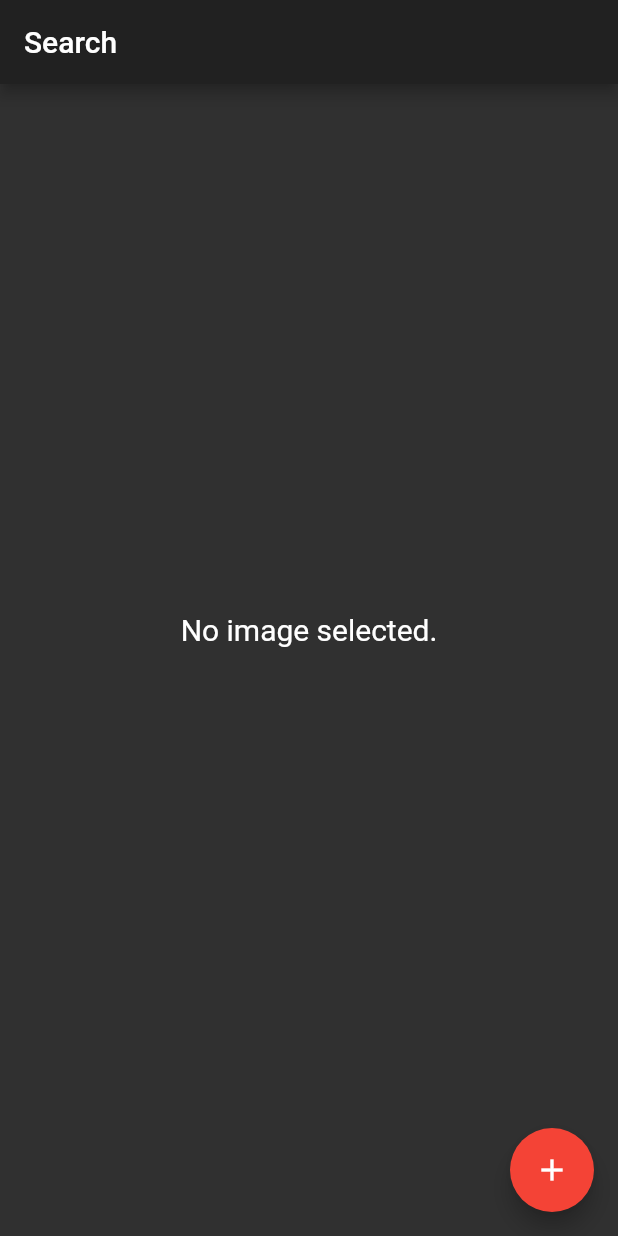
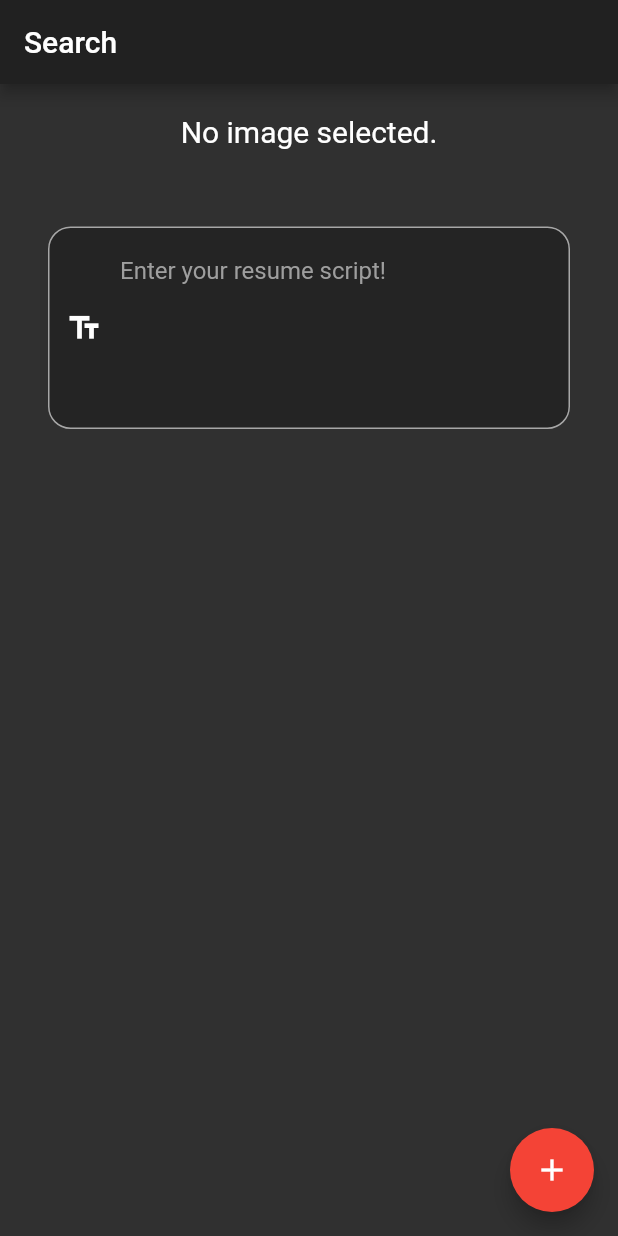
Before and after one commit to sayannath/Flutter-OCR, a Flutter app: the screen it shows after launch, on a phone screen of 412 x 824 dp. Run offline on Flutter 3.47's test engine with Material 2 defaults, Android fonts, the phone set to English and light mode, and no system bars; our stand-ins replace firebase_core, image_picker; missing offline and left inert: firebase_ml_vision; accounts and stored records are empty.

Commit message:
added text field & imporved visibility widgets

```diff
--- a/lib/views/homePage.dart
+++ b/lib/views/homePage.dart
@@ -13,11 +13,9 @@ class HomePage extends StatefulWidget {
 class _HomePageState extends State<HomePage> {
   File _image;
   final picker = ImagePicker();
-  String w = "";
 
   Future getImage() async {
     final pickedFile = await picker.getImage(source: ImageSource.camera);
-
     setState(() {
       if (pickedFile != null) {
         _image = File(pickedFile.path);
@@ -27,25 +25,28 @@ class _HomePageState extends State<HomePage> {
     });
   }
 
+  TextEditingController script = TextEditingController();
+
   Future readText(File image) async {
     FirebaseVisionImage ourImage = FirebaseVisionImage.fromFile(image);
     TextRecognizer recognizeText = FirebaseVision.instance.textRecognizer();
     VisionText readText = await recognizeText.processImage(ourImage);
-
+    script.clear();
     for (TextBlock block in readText.blocks) {
       for (TextLine line in block.lines) {
         for (TextElement word in line.elements) {
           setState(() {
-            w = w + " " + word.text;
+            script.text = script.text + " " + word.text;
           });
         }
-        w = w + '\n';
+        script.text = script.text + '\n';
       }
     }
+    setState(() {});
   }
 
   _launchURL(String text) async {
-    var url = 'https://www.google.com/search?q=$text';
+    var url = 'https://www.google.com/search?q=$text&tbm=isch';
     if (await canLaunch(url)) {
       await launch(url);
     } else {
@@ -64,7 +65,8 @@ class _HomePageState extends State<HomePage> {
         child: Icon(Icons.add, color: Colors.white),
         onPressed: () async {
           setState(() {
-            w="";
+            script.clear();
+          _image = null;
           });
           await getImage();
         },
@@ -72,10 +74,12 @@ class _HomePageState extends State<HomePage> {
       body: Container(
         height: MediaQuery.of(context).size.height,
         width: MediaQuery.of(context).size.width,
+        child: SingleChildScrollView(
           child: Column(
             mainAxisAlignment: MainAxisAlignment.center,
             crossAxisAlignment: CrossAxisAlignment.center,
             children: [
+              SizedBox(height: 20),
               _image == null
                   ? Text(
                       'No image selected.',
@@ -84,7 +88,7 @@ class _HomePageState extends State<HomePage> {
                   : Container(height: 300, width: 300, child: Image.file(_image)),
               SizedBox(height: 20),
               Visibility(
-              visible: _image == null ? false : true,
+                visible: _image == null && script.text.length == 0 ? false : true,
                 child: SizedBox(
                   width: 200,
                   child: RaisedButton(
@@ -99,14 +103,50 @@ class _HomePageState extends State<HomePage> {
                   ),
                 ),
               ),
+              script.text != null
+                  ? Padding(
+                    padding: const EdgeInsets.all(32.0),
+                    child: TextFormField(
+                        controller: script,
+                        minLines: 5,
+                        maxLines: 100,
+                        style: TextStyle(color: Colors.white, fontSize: 16),
+                        onChanged: (val) {
+                          setState(() {});
+                        },
+                        decoration: InputDecoration(
+                          prefixIcon: Icon(Icons.text_fields, color: Colors.white),
+                          focusColor: Colors.black26,
+                          fillColor: Colors.black26,
+                          filled: true,
+                          hintText: "Enter your resume script!",
+                          hintStyle: TextStyle(color: Colors.grey),
+                          enabledBorder: OutlineInputBorder(
+                            borderRadius: BorderRadius.circular(15),
+                            borderSide: BorderSide(
+                              color: Colors.white60,
+                              width: 1.0,
+                            ),
+                          ),
+                          focusedBorder: OutlineInputBorder(
+                            borderRadius: BorderRadius.circular(15),
+                            borderSide: BorderSide(
+                              color: Colors.white60,
+                              width: 4.0,
+                            ),
+                          ),
+                        ),
+                      ),
+                  )
+                  : Text("No Text found"),
               SizedBox(height: 20),
               Visibility(
-              visible: _image == null ? false : true,
+                visible: _image == null && script.text.length == 0 ? false : true,
                 child: SizedBox(
                   width: 200,
                   child: RaisedButton(
                     onPressed: () {
-                    _launchURL(w);
+                      _launchURL(script.text);
                     },
                     shape: RoundedRectangleBorder(
                         borderRadius: BorderRadius.circular(25)),
@@ -115,8 +155,10 @@ class _HomePageState extends State<HomePage> {
                     child: Text("Search"),
                   ),
                 ),
-            )
+              ),
+              SizedBox(height: 20),
             ],
+          ),
         ),
       ),
     );
```
Also changed, not shown: 1 other file. Lines whose indentation alone changed are shown as unchanged.
